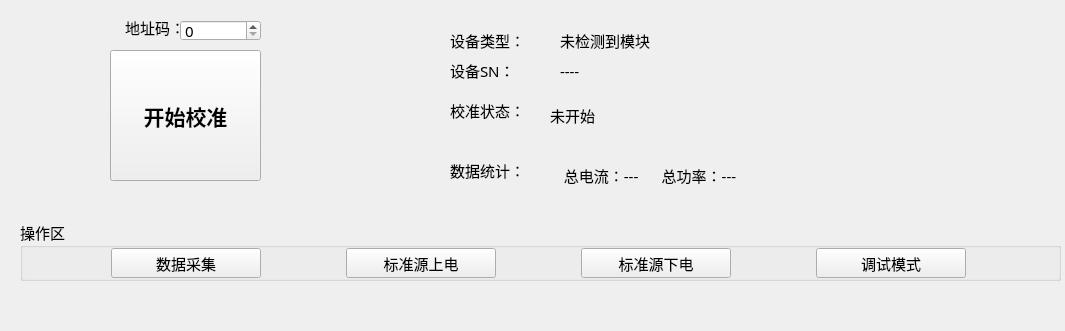
ChinaClever/PDU-CalibrateTool, file PDU-CalibrateTool/home/home_workwid.ui: the form before one commit.
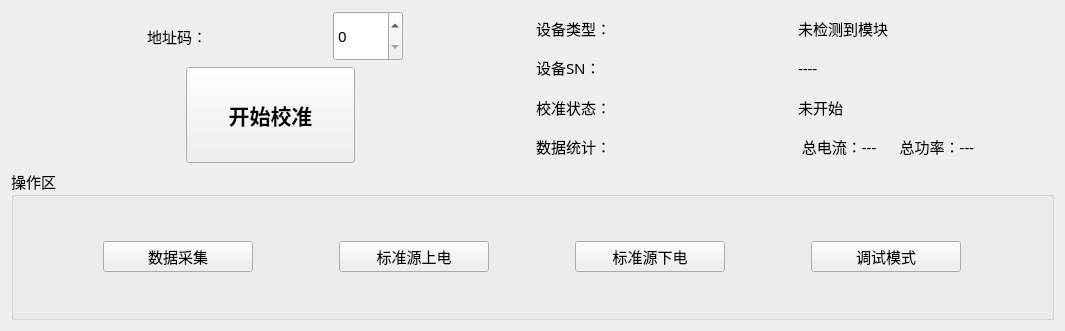
The form after the commit.

```diff
--- a/PDU-CalibrateTool/home/home_workwid.ui
+++ b/PDU-CalibrateTool/home/home_workwid.ui
@@ -19,14 +19,62 @@
   <property name="windowTitle">
    <string>Form</string>
   </property>
+  <layout class="QVBoxLayout" name="verticalLayout_3">
+   <item>
+    <layout class="QHBoxLayout" name="horizontalLayout_7">
+     <item>
+      <layout class="QVBoxLayout" name="verticalLayout">
+       <item>
+        <layout class="QHBoxLayout" name="horizontalLayout">
+         <property name="spacing">
+          <number>0</number>
+         </property>
+         <item>
+          <widget class="QLabel" name="label_8">
+           <property name="minimumSize">
+            <size>
+             <width>0</width>
+             <height>35</height>
+            </size>
+           </property>
+           <property name="maximumSize">
+            <size>
+             <width>70</width>
+             <height>50</height>
+            </size>
+           </property>
+           <property name="text">
+            <string>地址码：</string>
+           </property>
+           <property name="alignment">
+            <set>Qt::AlignRight|Qt::AlignTrailing|Qt::AlignVCenter</set>
+           </property>
+          </widget>
+         </item>
+         <item>
+          <widget class="QSpinBox" name="addrSpin">
+           <property name="maximumSize">
+            <size>
+             <width>70</width>
+             <height>50</height>
+            </size>
+           </property>
+          </widget>
+         </item>
+        </layout>
+       </item>
+       <item>
+        <layout class="QHBoxLayout" name="horizontalLayout_6">
+         <item>
+          <widget class="QWidget" name="widget" native="true"/>
+         </item>
+         <item>
   <widget class="QPushButton" name="startBtn">
-   <property name="geometry">
-    <rect>
-     <x>110</x>
-     <y>50</y>
-     <width>151</width>
-     <height>131</height>
-    </rect>
+           <property name="maximumSize">
+            <size>
+             <width>200</width>
+             <height>200</height>
+            </size>
    </property>
    <property name="font">
     <font>
@@ -39,15 +87,63 @@
     <string>开始校准</string>
    </property>
   </widget>
+         </item>
+         <item>
+          <widget class="QWidget" name="widget_2" native="true"/>
+         </item>
+        </layout>
+       </item>
+      </layout>
+     </item>
+     <item>
+      <layout class="QVBoxLayout" name="verticalLayout_2">
+       <item>
+        <layout class="QHBoxLayout" name="horizontalLayout_2">
+         <item>
+          <widget class="QLabel" name="label">
+           <property name="text">
+            <string>设备类型：</string>
+           </property>
+          </widget>
+         </item>
+         <item>
+          <widget class="QLabel" name="devTypeLab">
+           <property name="text">
+            <string>未检测到模块</string>
+           </property>
+          </widget>
+         </item>
+        </layout>
+       </item>
+       <item>
+        <layout class="QHBoxLayout" name="horizontalLayout_3">
+         <item>
+          <widget class="QLabel" name="label_2">
+           <property name="text">
+            <string>设备SN：</string>
+           </property>
+          </widget>
+         </item>
+         <item>
+          <widget class="QLabel" name="snLab">
+           <property name="text">
+            <string>----</string>
+           </property>
+          </widget>
+         </item>
+        </layout>
+       </item>
+       <item>
+        <layout class="QHBoxLayout" name="horizontalLayout_4">
+         <item>
+          <widget class="QLabel" name="label_3">
+           <property name="text">
+            <string>校准状态：</string>
+           </property>
+          </widget>
+         </item>
+         <item>
   <widget class="QLabel" name="statusLab">
-   <property name="geometry">
-    <rect>
-     <x>550</x>
-     <y>100</y>
-     <width>371</width>
-     <height>31</height>
-    </rect>
-   </property>
    <property name="text">
     <string>未开始</string>
    </property>
@@ -55,15 +151,20 @@
     <set>Qt::AlignLeading|Qt::AlignLeft|Qt::AlignVCenter</set>
    </property>
   </widget>
+         </item>
+        </layout>
+       </item>
+       <item>
+        <layout class="QHBoxLayout" name="horizontalLayout_5">
+         <item>
+          <widget class="QLabel" name="label_7">
+           <property name="text">
+            <string>数据统计：</string>
+           </property>
+          </widget>
+         </item>
+         <item>
   <widget class="QLabel" name="tgLab">
-   <property name="geometry">
-    <rect>
-     <x>560</x>
-     <y>160</y>
-     <width>331</width>
-     <height>30</height>
-    </rect>
-   </property>
    <property name="text">
     <string> 总电流：---      总功率：---</string>
    </property>
@@ -71,15 +172,15 @@
     <set>Qt::AlignLeading|Qt::AlignLeft|Qt::AlignVCenter</set>
    </property>
   </widget>
+         </item>
+        </layout>
+       </item>
+      </layout>
+     </item>
+    </layout>
+   </item>
+   <item>
   <widget class="QGroupBox" name="groupBox_2">
-   <property name="geometry">
-    <rect>
-     <x>20</x>
-     <y>220</y>
-     <width>1041</width>
-     <height>61</height>
-    </rect>
-   </property>
    <property name="title">
     <string>操作区</string>
    </property>
@@ -144,116 +245,8 @@
     </item>
    </layout>
   </widget>
-  <widget class="QLabel" name="label">
-   <property name="geometry">
-    <rect>
-     <x>450</x>
-     <y>30</y>
-     <width>91</width>
-     <height>21</height>
-    </rect>
-   </property>
-   <property name="text">
-    <string>设备类型：</string>
-   </property>
-  </widget>
-  <widget class="QLabel" name="devTypeLab">
-   <property name="geometry">
-    <rect>
-     <x>560</x>
-     <y>30</y>
-     <width>361</width>
-     <height>21</height>
-    </rect>
-   </property>
-   <property name="text">
-    <string>未检测到模块</string>
-   </property>
-  </widget>
-  <widget class="QLabel" name="snLab">
-   <property name="geometry">
-    <rect>
-     <x>560</x>
-     <y>60</y>
-     <width>361</width>
-     <height>21</height>
-    </rect>
-   </property>
-   <property name="text">
-    <string>----</string>
-   </property>
-  </widget>
-  <widget class="QLabel" name="label_2">
-   <property name="geometry">
-    <rect>
-     <x>450</x>
-     <y>60</y>
-     <width>91</width>
-     <height>21</height>
-    </rect>
-   </property>
-   <property name="text">
-    <string>设备SN：</string>
-   </property>
-  </widget>
-  <widget class="QLabel" name="label_3">
-   <property name="geometry">
-    <rect>
-     <x>450</x>
-     <y>100</y>
-     <width>91</width>
-     <height>21</height>
-    </rect>
-   </property>
-   <property name="text">
-    <string>校准状态：</string>
-   </property>
-  </widget>
-  <widget class="QLabel" name="label_7">
-   <property name="geometry">
-    <rect>
-     <x>450</x>
-     <y>160</y>
-     <width>91</width>
-     <height>21</height>
-    </rect>
-   </property>
-   <property name="text">
-    <string>数据统计：</string>
-   </property>
-  </widget>
-  <widget class="QLabel" name="label_8">
-   <property name="geometry">
-    <rect>
-     <x>90</x>
-     <y>10</y>
-     <width>95</width>
-     <height>35</height>
-    </rect>
-   </property>
-   <property name="minimumSize">
-    <size>
-     <width>0</width>
-     <height>35</height>
-    </size>
-   </property>
-   <property name="text">
-    <string>地址码：</string>
-   </property>
-   <property name="alignment">
-    <set>Qt::AlignRight|Qt::AlignTrailing|Qt::AlignVCenter</set>
-   </property>
-  </widget>
-  <widget class="QSpinBox" name="addrSpin">
-   <property name="geometry">
-    <rect>
-     <x>180</x>
-     <y>20</y>
-     <width>81</width>
-     <height>21</height>
-    </rect>
-   </property>
-  </widget>
+   </item>
+  </layout>
  </widget>
  <resources/>
  <connections/>
```
Lines whose indentation alone changed are shown as unchanged.
